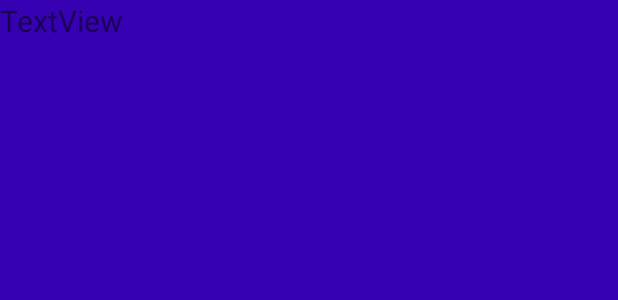
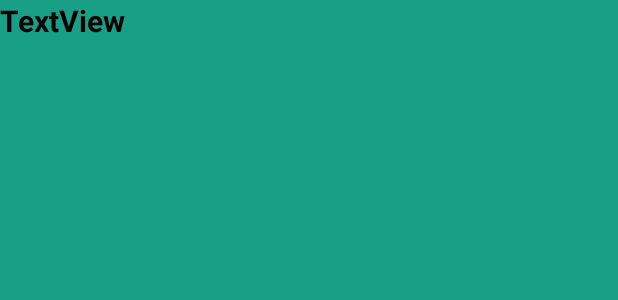
Before and after one commit to BabiMumba/NestedRecyclerview-android, an Android app: the layout main_recycler_row_item.xml on its own in the app's theme, with its tools: preview values and no code run, on a phone screen of 412 x 824 dp. Shown: the top 300 px of the screen. Run offline under Robolectric (Android 15) with nearby library versions, the phone set to English and light mode, and no system bars.

Commit message:
add a new recy

```diff
--- a/app/src/main/java/com/bstonetech/nestedrecycler/adapter/MainRecyclerAdapter.kt
+++ b/app/src/main/java/com/bstonetech/nestedrecycler/adapter/MainRecyclerAdapter.kt
@@ -15,7 +15,7 @@ class MainRecyclerAdapter(private val context: Context, private val allcategorie
     }
 
     override fun onCreateViewHolder(parent: ViewGroup, viewType: Int): MainviewHolder {
-        return MainviewHolder((LayoutInflater.from(context).inflate(R.layout)))
+        return MainviewHolder((LayoutInflater.from(context).inflate(R.layout.main_recycler_row_item,parent,false)))
     }
 
     override fun onBindViewHolder(holder: MainviewHolder, position: Int) {
--- a/app/src/main/res/layout/main_recycler_row_item.xml
+++ b/app/src/main/res/layout/main_recycler_row_item.xml
@@ -3,7 +3,7 @@
     xmlns:app="http://schemas.android.com/apk/res-auto"
     xmlns:tools="http://schemas.android.com/tools"
     android:layout_width="match_parent"
-    android:background="@color/purple_700"
+    android:background="#199F86"
     android:layout_height="match_parent">
 
     <TextView
@@ -13,6 +13,8 @@
         android:layout_width="match_parent"
         android:layout_height="wrap_content"
         android:text="TextView"
+        android:textStyle="bold"
+        android:textColor="@color/black"
         app:layout_constraintEnd_toEndOf="parent"
         app:layout_constraintStart_toStartOf="parent"
        />
```
